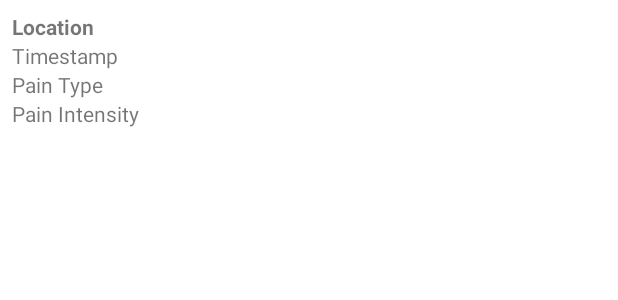
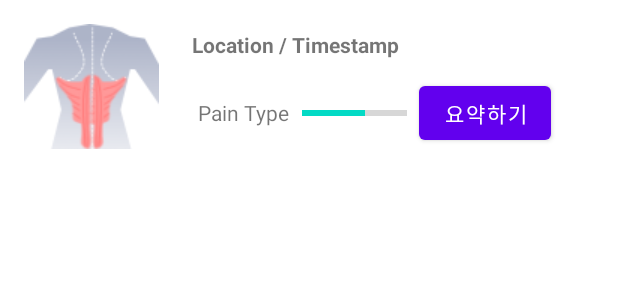
Before and after one commit to 2024-KMU-Mobile-Project-Health-Care/Main-Repo, an Android app: the layout pain_data_item.xml on its own in the app's theme, with its tools: preview values and no code run, on a phone screen of 412 x 824 dp. Shown: the top 300 px of the screen. Run offline under Robolectric (Android 15) with nearby library versions, the phone set to English and light mode, and no system bars.

Commit message:
edit container's gui

```diff
--- a/app/src/main/java/com/example/healthcareproject/PainGUI.java
+++ b/app/src/main/java/com/example/healthcareproject/PainGUI.java
@@ -42,7 +42,7 @@ import java.util.Calendar;
 import java.util.Map;
 //painDataContainer UI 구성
 //중복 reload방지, 없으면 예외처리
-//점/선 구현
+
 public class PainGUI extends AppCompatActivity {
     private ViewPainDrag viewPainDrag;
     private LinearLayout layoutPainIntensity;
--- a/app/src/main/res/layout/pain_data_item.xml
+++ b/app/src/main/res/layout/pain_data_item.xml
@@ -1,34 +1,72 @@
 <?xml version="1.0" encoding="utf-8"?>
-<LinearLayout
+<GridLayout
     xmlns:android="http://schemas.android.com/apk/res/android"
-    android:id = "@+id/pain_data_container"
+    android:id="@+id/pain_data_container"
     android:layout_width="match_parent"
     android:layout_height="wrap_content"
-    android:orientation="vertical"
-    android:padding="8dp">
+    android:columnCount="2"
+    android:padding="8dp"
+    android:layout_margin="4dp">
 
-    <TextView
-        android:id="@+id/txt_pain_location"
+    <ImageView
+        android:id="@+id/container_img"
         android:layout_width="wrap_content"
         android:layout_height="wrap_content"
-        android:text="Location"
-        android:textStyle="bold" />
+        android:src="@drawable/body_back_muscle_lower"
+        android:layout_margin="4dp"
+        android:layout_marginRight="14dp"/>
 
-    <TextView
-        android:id="@+id/txt_pain_time"
+    <LinearLayout
         android:layout_width="wrap_content"
         android:layout_height="wrap_content"
-        android:text="Timestamp" />
+        android:orientation="vertical"
+        android:layout_margin="4dp">
 
-    <TextView
-        android:id="@+id/txt_pain_type"
-        android:layout_width="wrap_content"
-        android:layout_height="wrap_content"
-        android:text="Pain Type" />
+        <LinearLayout
+            android:layout_width="wrap_content"
+            android:layout_height="wrap_content">
+            <TextView
+                android:id="@+id/container_header"
+                android:layout_width="wrap_content"
+                android:layout_height="wrap_content"
+                android:text="Location / Timestamp"
+                android:textStyle="bold"
+                android:layout_margin="4dp" />
+        </LinearLayout>
 
-    <TextView
-        android:id="@+id/txt_pain_intensity"
-        android:layout_width="wrap_content"
-        android:layout_height="wrap_content"
-        android:text="Pain Intensity" />
-</LinearLayout>
+        <LinearLayout
+            android:layout_width="wrap_content"
+            android:layout_height="wrap_content"
+            android:orientation="horizontal"
+            android:layout_margin="4dp">
+
+            <TextView
+                android:id="@+id/container_pain_type"
+                android:layout_gravity="center_vertical"
+                android:layout_width="wrap_content"
+                android:layout_height="wrap_content"
+                android:text="Pain Type"
+                android:layout_margin="4dp" />
+
+            <ProgressBar
+                android:id="@+id/container_pain_intensity_bar"
+                android:layout_gravity="center_vertical"
+                style="?android:attr/progressBarStyleHorizontal"
+                android:layout_width="70dp"
+                android:layout_height="wrap_content"
+                android:max="5"
+                android:progress="3"
+                android:layout_margin="4dp"
+                android:clickable="false"
+                android:focusable="false" />
+
+            <Button
+                android:id="@+id/container_summary_btn"
+                android:layout_gravity="center_vertical"
+                android:layout_width="wrap_content"
+                android:layout_height="wrap_content"
+                android:text="요약하기"
+                android:layout_margin="4dp" />
+        </LinearLayout>
+    </LinearLayout>
+</GridLayout>
```
